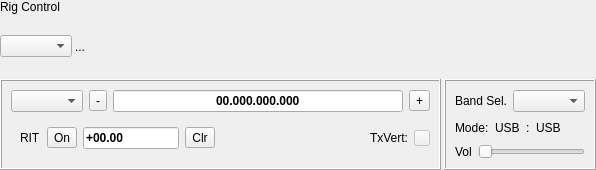
Qt form mqt/MqtLogger/rigcontrolframe.ui (Rsclub22/Minos2-Mirror) before a commit.
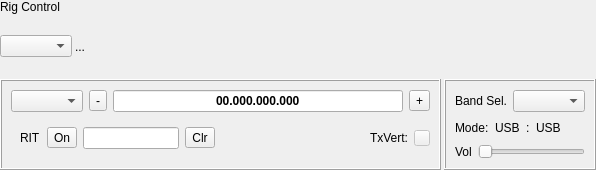
The same form after that commit. Custom widgets are drawn as their Qt base class.

Diff of the .ui file:
```diff
--- a/mqt/MqtLogger/rigcontrolframe.ui
+++ b/mqt/MqtLogger/rigcontrolframe.ui
@@ -222,10 +222,10 @@
                 <enum>Qt::ClickFocus</enum>
                </property>
                <property name="inputMask">
-                <string>x99.99</string>
+                <string/>
                </property>
                <property name="text">
-                <string>+00.00</string>
+                <string/>
                </property>
               </widget>
              </item>
```
